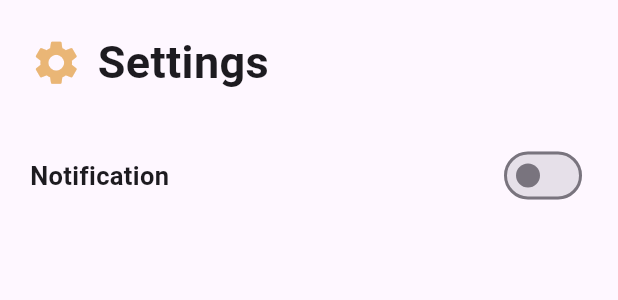
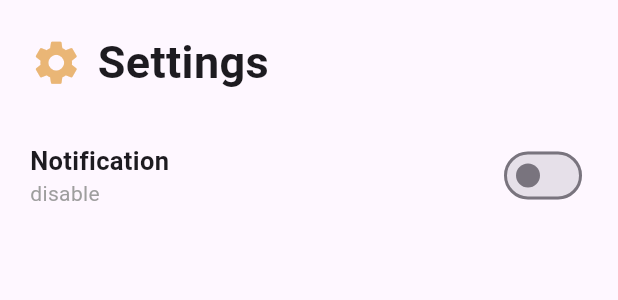
Before and after one commit to ramadhanialfarizi/restaurant_app_api_dicoding, a Flutter app: the _SetttingPagesBuilder widget shown alone on an empty page, opened directly, on a phone screen of 412 x 824 dp. Shown: the top 300 px of the screen. Run offline on Flutter 3.47's test engine with Material 3 defaults, Android fonts, the phone set to English and light mode, and no system bars; our stand-ins replace dio, firebase_auth, firebase_core, flutter_local_notifications, rxdart, shared_preferences and 2 more; missing offline and left inert: android_alarm_manager_plus, flutter_package; accounts and stored records are empty.

Commit message:
update settings page

```diff
--- a/lib/app/view/settings_page/view/settings_page.dart
+++ b/lib/app/view/settings_page/view/settings_page.dart
@@ -49,13 +49,28 @@
           Row(
             crossAxisAlignment: CrossAxisAlignment.center,
             children: [
-              const Expanded(
-                child: Text(
-                  'Notification',
-                  style: TextStyle(
-                    fontWeight: FontWeight.bold,
-                    fontSize: 17,
-                  ),
+              Expanded(
+                child: Column(
+                  crossAxisAlignment: CrossAxisAlignment.start,
+                  children: [
+                    const Text(
+                      'Notification',
+                      style: TextStyle(
+                        fontWeight: FontWeight.bold,
+                        fontSize: 17,
+                      ),
+                    ),
+                    Consumer<SettingsPageProvider>(
+                      builder: (context, value, child) {
+                        return Text(
+                          value.notificationActive ? 'enable' : 'disable',
+                          style: const TextStyle(
+                            color: Colors.grey,
+                          ),
+                        );
+                      },
+                    ),
+                  ],
                 ),
               ),
               Consumer<SettingsPageProvider>(
```
